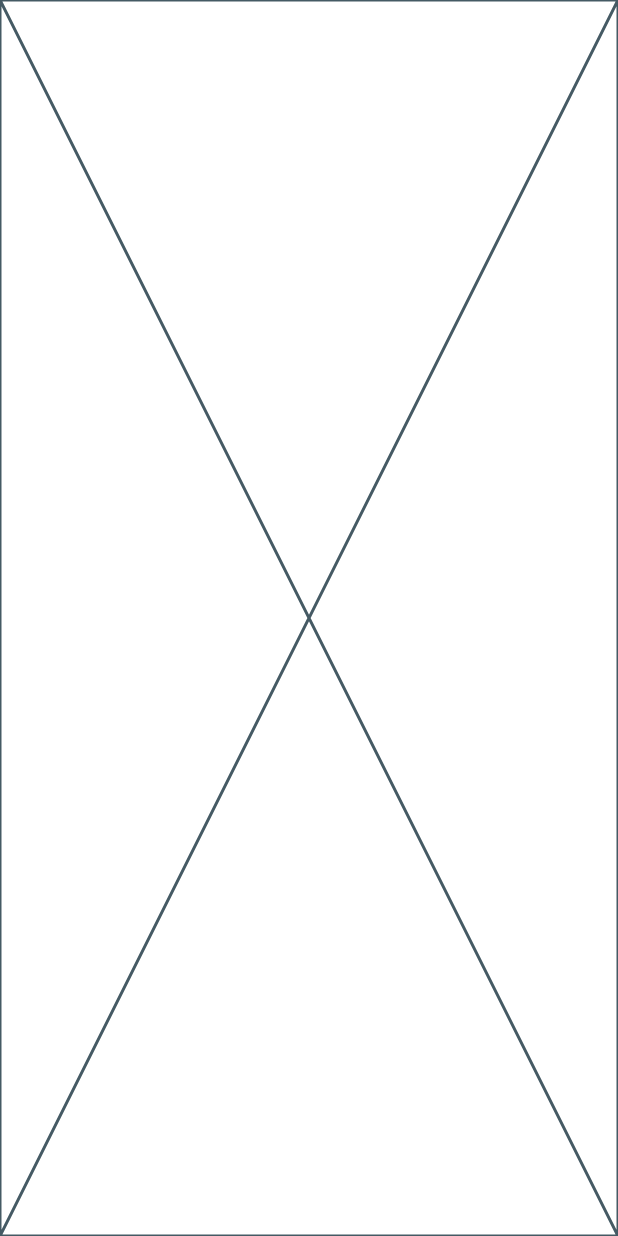
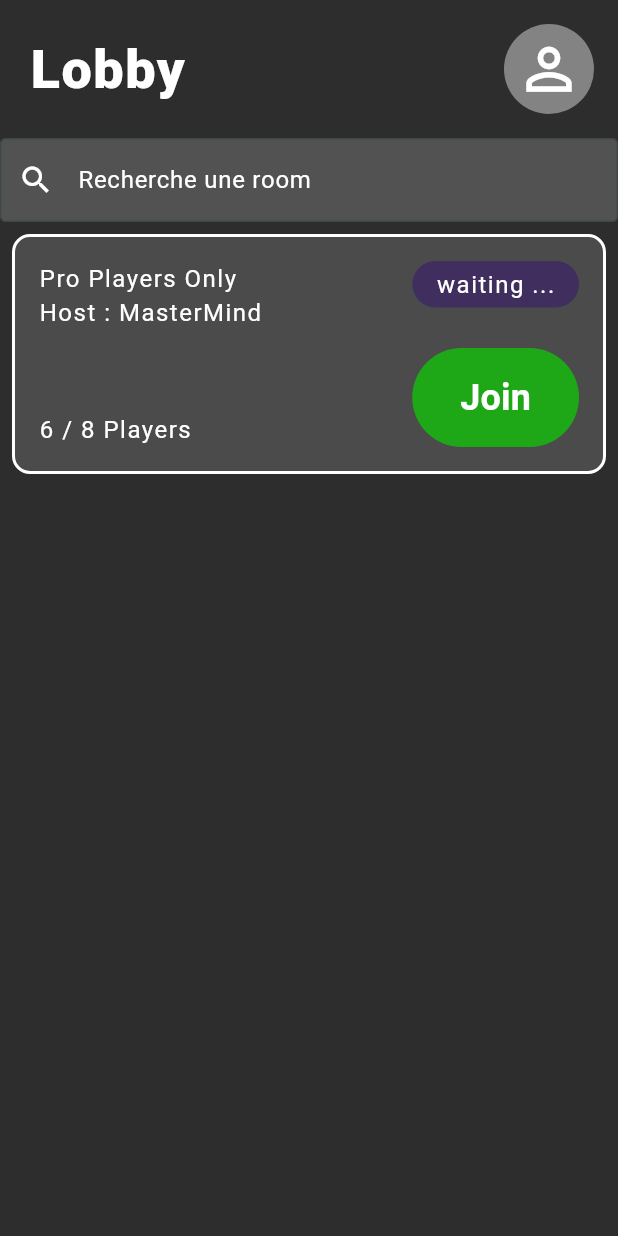
Before and after one commit to cp-23fam/portes_ouvertes, a Flutter app: the screen it shows after launch, on a phone screen of 412 x 824 dp. Run offline on Flutter 3.47's test engine with Material 3 defaults, Android fonts, the phone set to English and light mode, and no system bars; our stand-ins replace firebase_core; accounts and stored records are empty.

Commit message:
Création de la page de la Liste des Room avec leur Card

```diff
--- a/lib/src/app.dart
+++ b/lib/src/app.dart
@@ -1,11 +1,17 @@
 import 'package:flutter/material.dart';
 import 'package:portes_ouvertes/src/features/room/presentation/room_list/room_list_screen.dart';
+import 'package:portes_ouvertes/src/theme/theme.dart';
 
 class MyApp extends StatelessWidget {
   const MyApp({super.key});
 
   @override
   Widget build(BuildContext context) {
-    return const MaterialApp(title: 'Portes ouvertes', home: RoomListScreen());
+    return MaterialApp(
+      title: 'Portes ouvertes',
+      theme: blackTheme,
+      home: const RoomListScreen(),
+      debugShowCheckedModeBanner: false,
+    );
   }
 }
--- /dev/null
+++ b/lib/src/constants/app_sizes.dart
@@ -0,0 +1,34 @@
+import 'package:flutter/material.dart';
+
+class Sizes {
+  static const p4 = 4.0;
+  static const p8 = 8.0;
+  static const p12 = 12.0;
+  static const p16 = 16.0;
+  static const p20 = 20.0;
+  static const p24 = 24.0;
+  static const p32 = 32.0;
+  static const p48 = 48.0;
+  static const p64 = 64.0;
+  static const p96 = 96.0;
+}
+
+const gapW4 = SizedBox(width: Sizes.p4);
+const gapW8 = SizedBox(width: Sizes.p8);
+const gapW12 = SizedBox(width: Sizes.p12);
+const gapW16 = SizedBox(width: Sizes.p16);
+const gapW20 = SizedBox(width: Sizes.p20);
+const gapW24 = SizedBox(width: Sizes.p24);
+const gapW32 = SizedBox(width: Sizes.p32);
+const gapW48 = SizedBox(width: Sizes.p48);
+const gapW64 = SizedBox(width: Sizes.p64);
+
+const gapH4 = SizedBox(height: Sizes.p4);
+const gapH8 = SizedBox(height: Sizes.p8);
+const gapH12 = SizedBox(height: Sizes.p12);
+const gapH16 = SizedBox(height: Sizes.p16);
+const gapH20 = SizedBox(height: Sizes.p20);
+const gapH24 = SizedBox(height: Sizes.p24);
+const gapH32 = SizedBox(height: Sizes.p32);
+const gapH48 = SizedBox(height: Sizes.p48);
+const gapH64 = SizedBox(height: Sizes.p64);
--- /dev/null
+++ b/lib/src/features/room/presentation/room_list/room_card.dart
@@ -0,0 +1,85 @@
+import 'package:flutter/material.dart';
+import 'package:portes_ouvertes/src/constants/app_sizes.dart';
+import 'package:portes_ouvertes/src/theme/theme.dart';
+
+class RoomCard extends StatelessWidget {
+  const RoomCard({super.key});
+
+  @override
+  Widget build(BuildContext context) {
+    return Container(
+      height: 160.0,
+      decoration: BoxDecoration(
+        borderRadius: const BorderRadius.all(Radius.circular(Sizes.p12)),
+        color: AppColors.thirdColor,
+        border: Border.all(width: 2.0, color: AppColors.iconColor),
+      ),
+      child: Padding(
+        padding: const EdgeInsets.all(Sizes.p16),
+        child: Row(
+          mainAxisAlignment: MainAxisAlignment.spaceBetween,
+          children: [
+            const Column(
+              crossAxisAlignment: CrossAxisAlignment.start,
+              mainAxisAlignment: MainAxisAlignment.spaceBetween,
+              children: [
+                Column(
+                  crossAxisAlignment: CrossAxisAlignment.start,
+                  children: [
+                    Text('Pro Players Only'),
+                    Text('Host : MasterMind'),
+                  ],
+                ),
+                Text('6 / 8 Players'),
+              ],
+            ),
+            Column(
+              crossAxisAlignment: CrossAxisAlignment.end,
+              mainAxisAlignment: MainAxisAlignment.spaceBetween,
+              children: [
+                Container(
+                  padding: const EdgeInsets.symmetric(horizontal: Sizes.p8),
+                  decoration: BoxDecoration(
+                    color: AppColors.specialColor.withAlpha(100),
+                    borderRadius: const BorderRadius.all(
+                      Radius.circular(Sizes.p20),
+                    ),
+                  ),
+                  child: const Padding(
+                    padding: EdgeInsets.symmetric(
+                      vertical: Sizes.p4,
+                      horizontal: Sizes.p8,
+                    ),
+                    child: Center(child: Text('waiting ...')),
+                  ),
+                ),
+                TextButton(
+                  onPressed: () {},
+                  style: ButtonStyle(
+                    backgroundColor: WidgetStateProperty.all<Color>(
+                      AppColors.goodColor,
+                    ),
+                  ),
+                  child: Padding(
+                    padding: const EdgeInsets.symmetric(
+                      vertical: Sizes.p8,
+                      horizontal: Sizes.p20,
+                    ),
+                    child: Text(
+                      'Join',
+                      style: TextStyle(
+                        color: AppColors.textColor,
+                        fontSize: Sizes.p24,
+                        fontWeight: FontWeight.bold,
+                      ),
+                    ),
+                  ),
+                ),
+              ],
+            ),
+          ],
+        ),
+      ),
+    );
+  }
+}
--- a/lib/src/features/room/presentation/room_list/room_list_screen.dart
+++ b/lib/src/features/room/presentation/room_list/room_list_screen.dart
@@ -1,10 +1,67 @@
 import 'package:flutter/material.dart';
+import 'package:portes_ouvertes/src/constants/app_sizes.dart';
+import 'package:portes_ouvertes/src/features/room/presentation/room_list/room_card.dart';
+import 'package:portes_ouvertes/src/localization/string_hardcoded.dart';
+import 'package:portes_ouvertes/src/theme/theme.dart';
 
-class RoomListScreen extends StatelessWidget {
+class RoomListScreen extends StatefulWidget {
   const RoomListScreen({super.key});
 
   @override
+  State<RoomListScreen> createState() => _RoomListScreenState();
+}
+
+class _RoomListScreenState extends State<RoomListScreen> {
+  @override
   Widget build(BuildContext context) {
-    return const Placeholder();
+    return Scaffold(
+      body: SafeArea(
+        child: Column(
+          children: [
+            Row(
+              mainAxisAlignment: MainAxisAlignment.spaceBetween,
+              children: [
+                Padding(
+                  padding: const EdgeInsets.all(Sizes.p20),
+                  child: Text(
+                    'Lobby'.hardcoded,
+                    style: const TextStyle(
+                      fontSize: 36.0,
+                      fontWeight: FontWeight.w800,
+                    ),
+                  ),
+                ),
+                Padding(
+                  padding: const EdgeInsets.all(16.0),
+                  child: CircleAvatar(
+                    backgroundColor: AppColors.secondeColor,
+                    radius: 30.0,
+                    child: Icon(
+                      Icons.person_outline,
+                      color: AppColors.iconColor,
+                      size: 45.0,
+                    ),
+                  ),
+                ),
+              ],
+            ),
+            TextField(
+              style: TextStyle(color: AppColors.titleColor),
+              decoration: InputDecoration(
+                labelText: 'Recherche une room'.hardcoded,
+                prefixIcon: const Icon(Icons.search),
+                border: const OutlineInputBorder(),
+              ),
+              onChanged: (value) {
+                setState(() {
+                  // _searchQuery = value;
+                });
+              },
+            ),
+            Padding(padding: EdgeInsets.all(Sizes.p8), child: RoomCard()),
+          ],
+        ),
+      ),
+    );
   }
 }
--- /dev/null
+++ b/lib/src/localization/string_hardcoded.dart
@@ -0,0 +1,3 @@
+extension StringHardcoded on String {
+  String get hardcoded => this;
+}
--- /dev/null
+++ b/lib/src/theme/theme.dart
@@ -0,0 +1,93 @@
+import 'package:flutter/material.dart';
+import 'package:portes_ouvertes/src/constants/app_sizes.dart';
+
+// Black
+class AppColors {
+  static Color firstColor = const Color.fromARGB(255, 155, 155, 155);
+  static Color secondeColor = const Color.fromRGBO(217, 217, 217, 0.5);
+  static Color thirdColor = const Color.fromRGBO(120, 120, 120, 0.4);
+  static Color fourthColor = const Color.fromRGBO(65, 65, 65, 1);
+  static Color fifthColor = const Color.fromRGBO(45, 45, 45, 1);
+
+  static Color titleColor = const Color.fromARGB(255, 255, 255, 255);
+  static Color textColor = const Color.fromARGB(255, 255, 255, 255);
+  static Color smallTextColor = const Color.fromARGB(255, 209, 209, 209);
+  static Color iconColor = const Color.fromARGB(255, 255, 255, 255);
+
+  static Color goodColor = const Color.fromRGBO(30, 168, 23, 1);
+  static Color specialColor = const Color.fromRGBO(47, 0, 127, 1);
+  static Color hostColor = const Color.fromRGBO(230, 200, 30, 1);
+  static Color deleteColor = const Color.fromRGBO(244, 67, 54, 1);
+}
+
+ThemeData blackTheme = ThemeData(
+  // seed color
+  colorScheme: ColorScheme.fromSeed(seedColor: AppColors.firstColor),
+
+  // scaffold color
+  scaffoldBackgroundColor: AppColors.fifthColor,
+
+  // app bar theme colors
+  appBarTheme: AppBarTheme(
+    backgroundColor: AppColors.fourthColor,
+    foregroundColor: AppColors.textColor,
+    surfaceTintColor: Colors.transparent,
+    centerTitle: true,
+  ),
+
+  // text
+  textTheme: const TextTheme().copyWith(
+    bodyMedium: TextStyle(
+      color: AppColors.textColor,
+      fontSize: 16,
+      letterSpacing: 1,
+    ),
+    headlineMedium: TextStyle(
+      color: AppColors.titleColor,
+      fontSize: 16,
+      fontWeight: FontWeight.bold,
+      letterSpacing: 1,
+    ),
+    titleMedium: TextStyle(
+      color: AppColors.titleColor,
+      fontSize: 18,
+      fontWeight: FontWeight.bold,
+      letterSpacing: 2,
+    ),
+  ),
+
+  // card theme
+  cardTheme: CardThemeData(
+    color: AppColors.thirdColor,
+    surfaceTintColor: Colors.transparent,
+    shape: RoundedRectangleBorder(
+      borderRadius: BorderRadiusGeometry.circular(Sizes.p4),
+    ),
+    shadowColor: Colors.transparent,
+    margin: const EdgeInsets.only(bottom: Sizes.p16),
+  ),
+
+  // input decoration theme
+  inputDecorationTheme: InputDecorationTheme(
+    filled: true,
+    fillColor: AppColors.thirdColor.withValues(alpha: 0.5),
+    border: InputBorder.none,
+    labelStyle: TextStyle(color: AppColors.textColor),
+    prefixIconColor: AppColors.textColor,
+  ),
+
+  elevatedButtonTheme: ElevatedButtonThemeData(
+    style: ButtonStyle(
+      backgroundColor: WidgetStateProperty.all<Color>(AppColors.fourthColor),
+      // textStyle: TextStyle(color: )
+    ),
+  ),
+
+  iconTheme: IconThemeData(color: AppColors.iconColor, size: Sizes.p32),
+  iconButtonTheme: IconButtonThemeData(
+    style: ButtonStyle(
+      iconColor: WidgetStateProperty.all<Color>(AppColors.iconColor),
+      iconSize: WidgetStateProperty.all<double>(Sizes.p32),
+    ),
+  ),
+);
```
